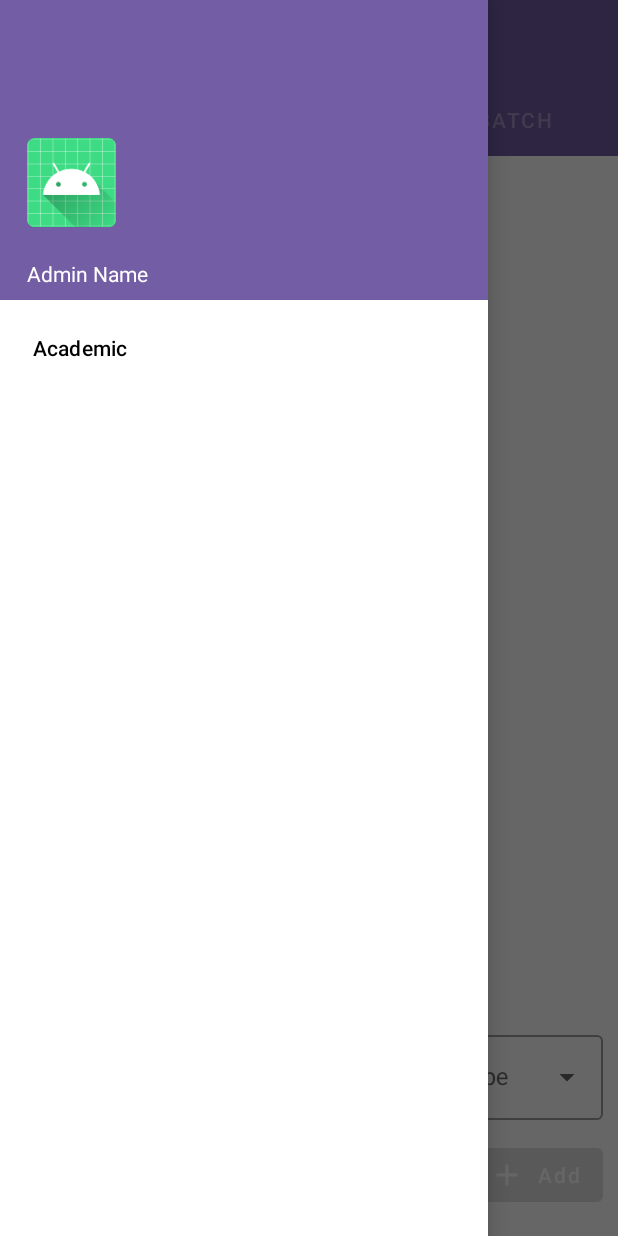
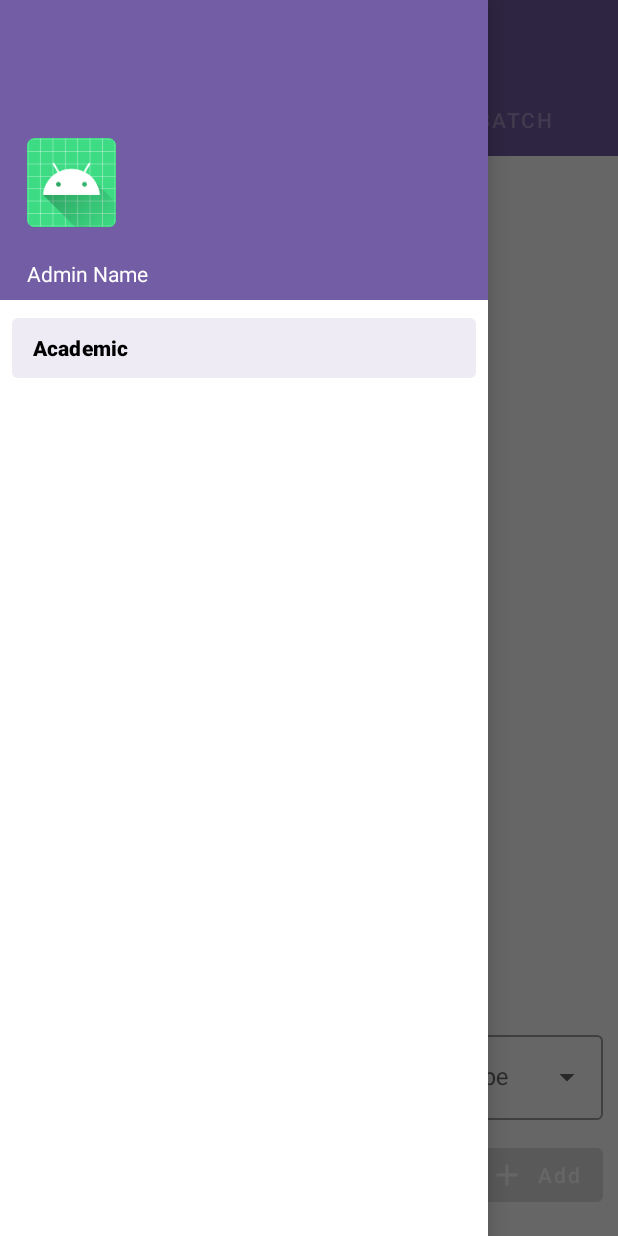
Before and after one commit to dhavanikgithub/OrganizeU, an Android app: the AddAcademicFragment screen opened through its navigation route, with the side drawer open, on a phone screen of 412 x 824 dp. Run offline under Robolectric (Android 15) with nearby library versions, the light colour scheme and no system bars; our stand-ins replace Firebase (no records; nobody signed in at launch, a user with empty details on screens opened directly), navigation-ui, sdp/ssp sizes; 3 statements that could not run were skipped.

Commit message:
Admin drawer menu academic item select implementation, change color for buttons in add academic dialog layout

```diff
--- a/app/src/main/java/com/dk/organizeu/admin_activity/AdminActivity.kt
+++ b/app/src/main/java/com/dk/organizeu/admin_activity/AdminActivity.kt
@@ -42,10 +42,18 @@ class AdminActivity : AppCompatActivity() {
             adminNV.setNavigationItemSelectedListener { menuItem ->
                 when (menuItem.itemId) {
                     R.id.nav_academic -> {
-//                        navHostFragment.findNavController().popBackStack(R.id.academicFragment,false)
-//                        navHostFragment.findNavController().navigate(R.id.academicFragment)
-                        mainMenuIcon.callOnClick()
-                        true
+                        if(!isDrawerMenuSelect(R.id.nav_academic))
+                        {
+                            navHostFragment.findNavController().popBackStack(R.id.academicFragment,false)
+                            navHostFragment.findNavController().navigate(R.id.academicFragment)
+                            mainMenuIcon.callOnClick()
+                            true
+                        }
+                        else{
+                            mainMenuIcon.callOnClick()
+                            false
+                        }
+
                     }
                     else -> false
                 }
@@ -55,4 +63,18 @@ class AdminActivity : AppCompatActivity() {
     override fun onSupportNavigateUp(): Boolean {
         return navController.navigateUp() || super.onSupportNavigateUp()
     }
+
+    fun drawerMenuSelect(itemId:Int){
+        binding.apply {
+            val defaultMenuItem = adminNV.menu.findItem(itemId)
+            defaultMenuItem.isChecked = true
+        }
+    }
+
+    fun isDrawerMenuSelect(itemId:Int):Boolean{
+        binding.apply {
+            val defaultMenuItem = adminNV.menu.findItem(itemId)
+           return defaultMenuItem.isChecked
+        }
+    }
 }
--- a/app/src/main/java/com/dk/organizeu/admin_activity/fragments/academic/AcademicFragment.kt
+++ b/app/src/main/java/com/dk/organizeu/admin_activity/fragments/academic/AcademicFragment.kt
@@ -10,12 +10,14 @@ import android.widget.Toast
 import androidx.navigation.fragment.findNavController
 import androidx.recyclerview.widget.LinearLayoutManager
 import com.dk.organizeu.R
+import com.dk.organizeu.admin_activity.AdminActivity
 import com.dk.organizeu.admin_activity.data_class.AcademicItem
 import com.dk.organizeu.databinding.FragmentAcademicBinding
 import com.dk.organizeu.admin_activity.adapter.AcademicAdapter
 import com.dk.organizeu.admin_activity.dialog_box.AddAcademicDialog
 import com.dk.organizeu.admin_activity.listener.AcademicAddListener
 import com.dk.organizeu.admin_activity.listener.OnAcademicItemClickListener
+import com.dk.organizeu.student_activity.StudentActivity
 import com.dk.organizeu.utils.CustomProgressDialog
 import com.google.firebase.firestore.FirebaseFirestore
 import com.google.firebase.firestore.QuerySnapshot
@@ -40,6 +42,15 @@ class AcademicFragment : Fragment(), AcademicAddListener, OnAcademicItemClickLis
         viewModel = ViewModelProvider(this)[AcademicViewModel::class.java]
 
         return view
+    }
+
+    override fun onResume() {
+        super.onResume()
+        binding.apply {
+            viewModel.apply {
+                (activity as? AdminActivity)?.drawerMenuSelect(R.id.nav_academic)
+            }
+        }
     }
 
     override fun onViewCreated(view: View, savedInstanceState: Bundle?) {
--- a/app/src/main/java/com/dk/organizeu/admin_activity/fragments/academic/add_academic/AddAcademicFragment.kt
+++ b/app/src/main/java/com/dk/organizeu/admin_activity/fragments/academic/add_academic/AddAcademicFragment.kt
@@ -6,6 +6,8 @@ import android.view.View
 import android.view.ViewGroup
 import androidx.fragment.app.Fragment
 import androidx.lifecycle.ViewModelProvider
+import com.dk.organizeu.R
+import com.dk.organizeu.admin_activity.AdminActivity
 import com.dk.organizeu.admin_activity.adapter.TabAdapter
 import com.dk.organizeu.admin_activity.fragments.academic.add_academic.add_batch.AddBatchFragment
 import com.dk.organizeu.admin_activity.fragments.academic.add_academic.add_class.AddClassFragment
@@ -35,6 +37,15 @@ class AddAcademicFragment : Fragment() {
         viewModel = ViewModelProvider(this)[AddAcademicViewModel::class.java]
         progressDialog = CustomProgressDialog(requireContext())
         return view
+    }
+
+    override fun onResume() {
+        super.onResume()
+        binding.apply {
+            viewModel.apply {
+                (activity as? AdminActivity)?.drawerMenuSelect(R.id.nav_academic)
+            }
+        }
     }
 
     override fun onViewCreated(view: View, savedInstanceState: Bundle?) {
--- a/app/src/main/java/com/dk/organizeu/admin_activity/fragments/academic/add_academic/add_batch/AddBatchFragment.kt
+++ b/app/src/main/java/com/dk/organizeu/admin_activity/fragments/academic/add_academic/add_batch/AddBatchFragment.kt
@@ -14,6 +14,7 @@ import android.widget.Toast
 import androidx.lifecycle.lifecycleScope
 import androidx.recyclerview.widget.LinearLayoutManager
 import com.dk.organizeu.R
+import com.dk.organizeu.admin_activity.AdminActivity
 import com.dk.organizeu.admin_activity.adapter.AddBatchAdapter
 import com.dk.organizeu.admin_activity.enum_class.AcademicType
 import com.dk.organizeu.admin_activity.fragments.academic.add_academic.AddAcademicFragment
@@ -51,6 +52,7 @@ class AddBatchFragment : Fragment() {
         super.onResume()
         binding.apply {
             viewModel.apply {
+                (activity as? AdminActivity)?.drawerMenuSelect(R.id.nav_academic)
                 academicSemTIL.isEnabled=false
                 academicClassTIL.isEnabled=false
                 academicBatchTIL.isEnabled=false
@@ -243,6 +245,9 @@ class AddBatchFragment : Fragment() {
                         recyclerView.adapter = academicBatchAdapter
                         progressDialog.stop()
                     }
+                    .addOnCanceledListener {
+                        progressDialog.stop()
+                    }
                     .addOnFailureListener {
                         progressDialog.stop()
                     }
--- a/app/src/main/java/com/dk/organizeu/admin_activity/fragments/academic/add_academic/add_class/AddClassFragment.kt
+++ b/app/src/main/java/com/dk/organizeu/admin_activity/fragments/academic/add_academic/add_class/AddClassFragment.kt
@@ -14,6 +14,7 @@ import android.widget.Toast
 import androidx.lifecycle.lifecycleScope
 import androidx.recyclerview.widget.LinearLayoutManager
 import com.dk.organizeu.R
+import com.dk.organizeu.admin_activity.AdminActivity
 import com.dk.organizeu.admin_activity.adapter.AddClassAdapter
 import com.dk.organizeu.admin_activity.adapter.AddSemAdapter
 import com.dk.organizeu.admin_activity.enum_class.AcademicType
@@ -61,6 +62,7 @@ class AddClassFragment : Fragment() {
         super.onResume()
         binding.apply {
             viewModel.apply {
+                (activity as? AdminActivity)?.drawerMenuSelect(R.id.nav_academic)
                 academicSemTIL.isEnabled=false
                 academicClassTIL.isEnabled=false
                 btnAddClass.isEnabled=false
--- a/app/src/main/java/com/dk/organizeu/admin_activity/fragments/academic/add_academic/add_sem/AddSemFragment.kt
+++ b/app/src/main/java/com/dk/organizeu/admin_activity/fragments/academic/add_academic/add_sem/AddSemFragment.kt
@@ -14,6 +14,7 @@ import android.widget.Toast
 import androidx.lifecycle.lifecycleScope
 import androidx.recyclerview.widget.LinearLayoutManager
 import com.dk.organizeu.R
+import com.dk.organizeu.admin_activity.AdminActivity
 import com.dk.organizeu.admin_activity.adapter.AcademicAdapter
 import com.dk.organizeu.admin_activity.adapter.AddSemAdapter
 import com.dk.organizeu.admin_activity.data_class.AcademicItem
@@ -63,8 +64,8 @@ class AddSemFragment : Fragment() {
         super.onResume()
         binding.apply {
             viewModel.apply {
+                (activity as? AdminActivity)?.drawerMenuSelect(R.id.nav_academic)
                 academicSemTIL.isEnabled=false
-
                 btnAddSem.isEnabled=false
                 if (AddAcademicFragment.academicType!=null && AddAcademicFragment.academicYear!=null)
                 {
--- a/app/src/main/res/layout/add_academic_dialog_layout.xml
+++ b/app/src/main/res/layout/add_academic_dialog_layout.xml
@@ -61,6 +61,9 @@
             android:text="Add"
             android:textAllCaps="false"
             app:icon="@drawable/ic_add"
+            android:backgroundTint="@color/primary_color"
+            android:textColor="@color/white"
+            app:iconTint="@color/white"
             app:layout_constraintEnd_toStartOf="@+id/btnClose"
             app:layout_constraintHorizontal_bias="0.5"
             app:layout_constraintStart_toStartOf="parent"
@@ -75,6 +78,8 @@
             android:text="Close"
             android:textAllCaps="false"
             app:backgroundTint="#D61C1C"
+            android:textColor="@color/white"
+            app:iconTint="@color/white"
             app:icon="@drawable/ic_close"
             app:layout_constraintEnd_toEndOf="parent"
             app:layout_constraintHorizontal_bias="0.5"
```
